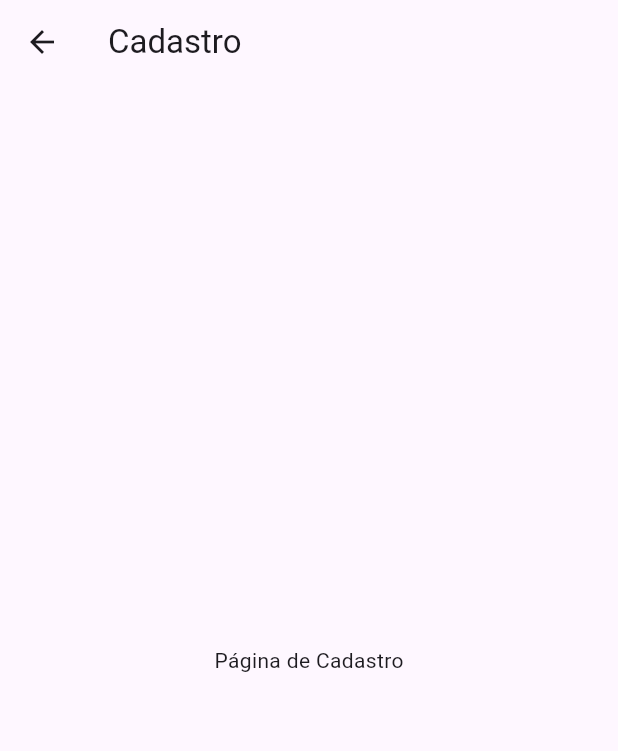
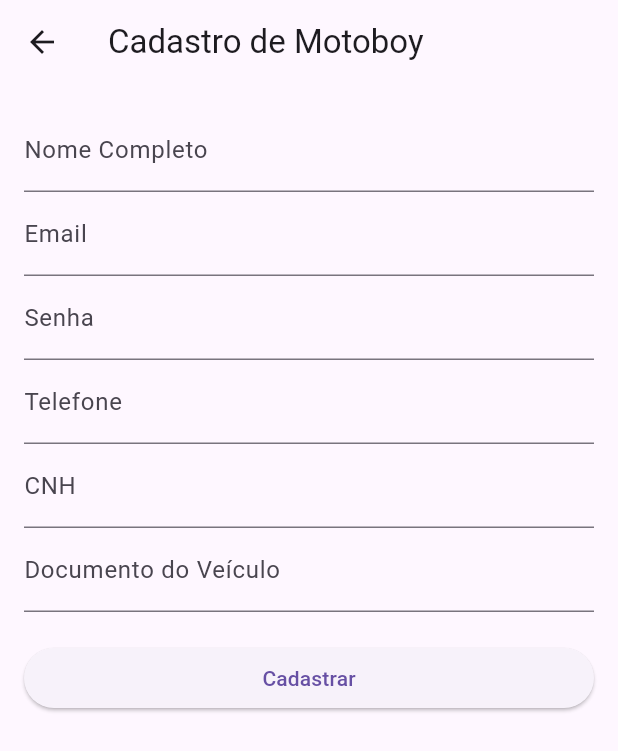
Before and after one commit to Xeviousbr/TeleTutoApp2, a Flutter app: the RegisterPage screen opened directly, on a phone screen of 412 x 824 dp. Shown: the top 751 px of the screen. Run offline on Flutter 3.47's test engine with Material 3 defaults, Android fonts, the light colour scheme and no system bars; our stand-ins replace shared_preferences, webview_flutter; accounts and stored records are empty.

Commit message:
Campos para cadastro do MotoBoy

```diff
--- a/lib/main.dart
+++ b/lib/main.dart
@@ -2,7 +2,7 @@ import 'package:flutter/material.dart';
 import 'package:http/http.dart' as http;
 import 'dart:convert';
 import 'api.dart';
-import 'login_page.dart'; // Assuming your files are named login_page.dart and register_page.dart
+import 'login_page.dart';
 
 void main() => runApp(MyApp());
 
--- a/lib/register_page.dart
+++ b/lib/register_page.dart
@@ -1,14 +1,79 @@
 import 'package:flutter/material.dart';
 
-class RegisterPage extends StatelessWidget {
+class RegisterPage extends StatefulWidget {
+  @override
+  _RegisterPageState createState() => _RegisterPageState();
+}
+
+class _RegisterPageState extends State<RegisterPage> {
+  // Controladores para os campos de texto
+  final _nameController = TextEditingController();
+  final _emailController = TextEditingController();
+  final _passwordController = TextEditingController();
+  final _phoneController = TextEditingController();
+  final _cnhController = TextEditingController();
+  final _vehicleDocController = TextEditingController();
+
+  @override
+  void dispose() {
+    // É importante sempre descartar os controladores quando não forem mais necessários
+    _nameController.dispose();
+    _emailController.dispose();
+    _passwordController.dispose();
+    _phoneController.dispose();
+    _cnhController.dispose();
+    _vehicleDocController.dispose();
+    super.dispose();
+  }
+
   @override
   Widget build(BuildContext context) {
     return Scaffold(
       appBar: AppBar(
-        title: Text('Cadastro'),
+        title: Text('Cadastro de Motoboy'),
       ),
-      body: Center(
-        child: Text('Página de Cadastro'), // Placeholder text for now
+      body: SingleChildScrollView(
+        padding: EdgeInsets.all(16.0),
+        child: Column(
+          crossAxisAlignment: CrossAxisAlignment.stretch,
+          children: [
+            TextField(
+              controller: _nameController,
+              decoration: InputDecoration(labelText: 'Nome Completo'),
+            ),
+            TextField(
+              controller: _emailController,
+              decoration: InputDecoration(labelText: 'Email'),
+              keyboardType: TextInputType.emailAddress,
+            ),
+            TextField(
+              controller: _passwordController,
+              decoration: InputDecoration(labelText: 'Senha'),
+              obscureText: true,
+            ),
+            TextField(
+              controller: _phoneController,
+              decoration: InputDecoration(labelText: 'Telefone'),
+              keyboardType: TextInputType.phone,
+            ),
+            TextField(
+              controller: _cnhController,
+              decoration: InputDecoration(labelText: 'CNH'),
+            ),
+            TextField(
+              controller: _vehicleDocController,
+              decoration: InputDecoration(labelText: 'Documento do Veículo'),
+            ),
+            SizedBox(height: 20),
+            ElevatedButton(
+              onPressed: () {
+                // Aqui você irá incluir a lógica para enviar os dados para a sua API
+                print('Enviar dados para a API');
+              },
+              child: Text('Cadastrar'),
+            ),
+          ],
+        ),
       ),
     );
   }
```
